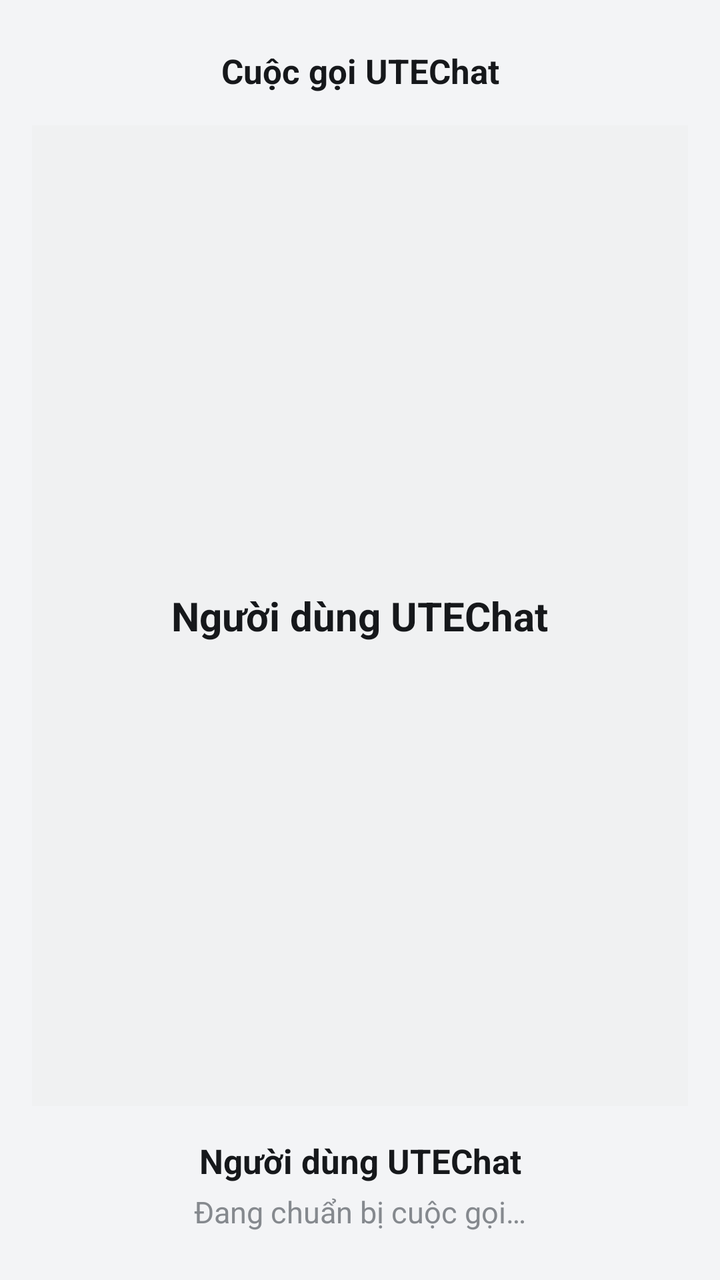
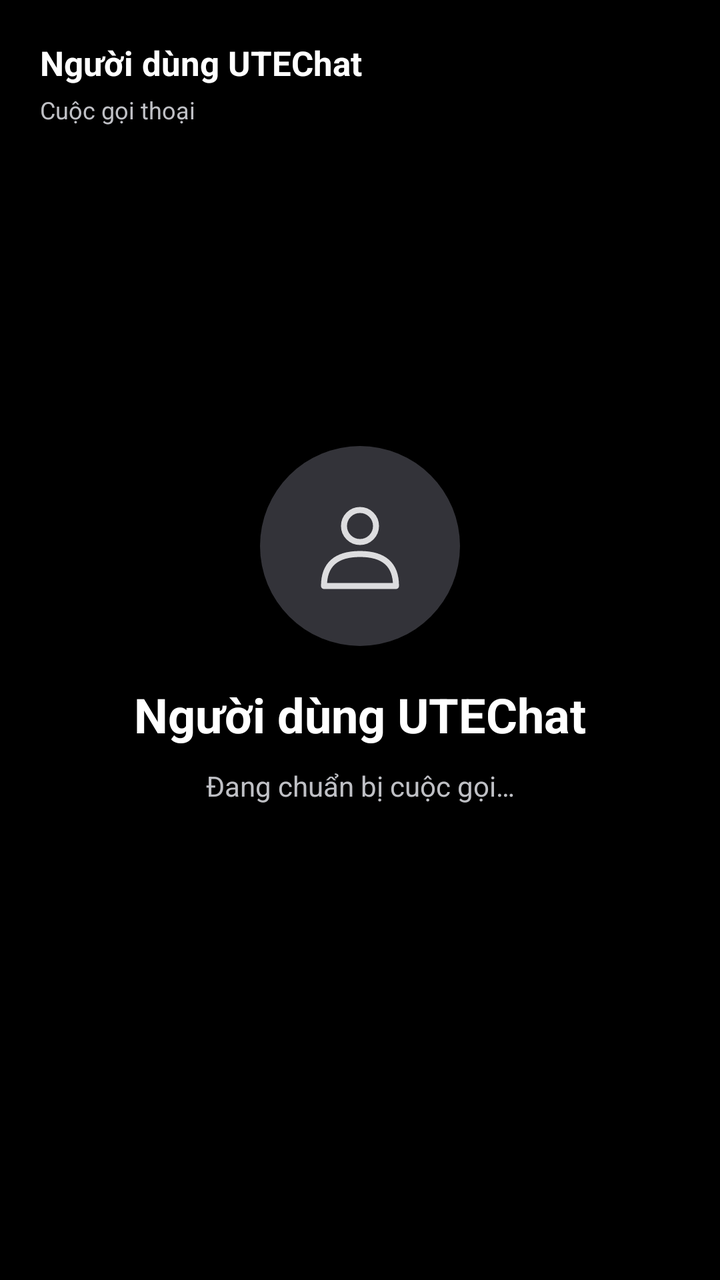

Before-and-after screenshots of an Android layout around one commit, followed by the original layout XML and the change that was made.
<!-- AndroidManifest.xml: application theme Theme.UTEChat -->
<!-- res/layout/activity_call.xml -->
<?xml version="1.0" encoding="utf-8"?>
<LinearLayout xmlns:android="http://schemas.android.com/apk/res/android"
    xmlns:app="http://schemas.android.com/apk/res-auto"
    android:layout_width="match_parent"
    android:layout_height="match_parent"
    android:background="@color/utechat_background"
    android:orientation="vertical"
    android:paddingHorizontal="@dimen/space_md"
    android:paddingTop="@dimen/space_lg"
    android:paddingBottom="@dimen/space_lg">

    <TextView
        android:id="@+id/tv_call_title"
        android:layout_width="match_parent"
        android:layout_height="wrap_content"
        android:gravity="center"
        android:text="@string/call_screen_title"
        android:textColor="@color/utechat_on_surface"
        android:textSize="@dimen/text_lg"
        android:textStyle="bold" />

    <FrameLayout
        android:layout_width="match_parent"
        android:layout_height="0dp"
        android:layout_weight="1"
        android:layout_marginTop="@dimen/space_md"
        android:background="@color/utechat_surface_variant">

        <FrameLayout
            android:id="@+id/remote_video_container"
            android:layout_width="match_parent"
            android:layout_height="match_parent"
            android:contentDescription="@string/call_remote_video_description"
            android:visibility="gone" />

        <LinearLayout
            android:id="@+id/audio_peer_state"
            android:layout_width="match_parent"
            android:layout_height="match_parent"
            android:gravity="center"
            android:orientation="vertical">

            <TextView
                android:layout_width="wrap_content"
                android:layout_height="wrap_content"
                android:accessibilityLiveRegion="polite"
                android:text="@string/call_generic_peer"
                android:textColor="@color/utechat_on_surface"
                android:textSize="@dimen/text_xl"
                android:textStyle="bold" />
        </LinearLayout>

        <FrameLayout
            android:id="@+id/local_video_container"
            android:layout_width="112dp"
            android:layout_height="156dp"
            android:layout_gravity="top|end"
            android:layout_margin="@dimen/space_sm"
            android:background="@color/utechat_surface"
            android:contentDescription="@string/call_local_video_description"
            android:elevation="4dp"
            android:visibility="gone" />
    </FrameLayout>

    <TextView
        android:id="@+id/tv_call_peer"
        android:layout_width="match_parent"
        android:layout_height="wrap_content"
        android:layout_marginTop="@dimen/space_md"
        android:gravity="center"
        android:text="@string/call_generic_peer"
        android:textColor="@color/utechat_on_surface"
        android:textSize="@dimen/text_lg"
        android:textStyle="bold" />

    <TextView
        android:id="@+id/tv_call_status"
        android:layout_width="match_parent"
        android:layout_height="wrap_content"
        android:layout_marginTop="@dimen/space_xs"
        android:accessibilityLiveRegion="polite"
        android:gravity="center"
        android:text="@string/call_state_preparing"
        android:textColor="@color/utechat_on_surface_variant"
        android:textSize="@dimen/text_md" />

    <TextView
        android:id="@+id/tv_call_error"
        android:layout_width="match_parent"
        android:layout_height="wrap_content"
        android:layout_marginTop="@dimen/space_xs"
        android:gravity="center"
        android:textColor="@color/utechat_error"
        android:textSize="@dimen/text_sm"
        android:visibility="gone" />

    <ProgressBar
        android:id="@+id/progress_call"
        android:layout_width="wrap_content"
        android:layout_height="wrap_content"
        android:layout_gravity="center_horizontal"
        android:layout_marginTop="@dimen/space_sm"
        android:contentDescription="@string/call_state_connecting"
        android:visibility="gone" />

    <LinearLayout
        android:id="@+id/incoming_actions"
        android:layout_width="match_parent"
        android:layout_height="wrap_content"
        android:layout_marginTop="@dimen/space_lg"
        android:gravity="center"
        android:orientation="horizontal"
        android:visibility="gone">

        <com.google.android.material.button.MaterialButton
            android:id="@+id/btn_reject_call"
            android:layout_width="0dp"
            android:layout_height="@dimen/touch_target_min"
            android:layout_marginEnd="@dimen/space_sm"
            android:layout_weight="1"
            android:text="@string/call_reject"
            android:textColor="@color/utechat_on_primary"
            app:backgroundTint="@color/utechat_error" />

        <com.google.android.material.button.MaterialButton
            android:id="@+id/btn_accept_call"
            android:layout_width="0dp"
            android:layout_height="@dimen/touch_target_min"
            android:layout_marginStart="@dimen/space_sm"
            android:layout_weight="1"
            android:text="@string/call_accept"
            app:backgroundTint="@color/utechat_success" />
    </LinearLayout>

    <LinearLayout
        android:id="@+id/in_call_actions"
        android:layout_width="match_parent"
        android:layout_height="wrap_content"
        android:layout_marginTop="@dimen/space_lg"
        android:gravity="center"
        android:orientation="horizontal"
        android:visibility="gone">

        <com.google.android.material.button.MaterialButton
            android:id="@+id/btn_toggle_mic"
            android:layout_width="0dp"
            android:layout_height="@dimen/touch_target_min"
            android:layout_marginEnd="4dp"
            android:layout_weight="1"
            android:contentDescription="@string/call_mic_toggle"
            android:text="@string/call_mic_toggle" />

        <com.google.android.material.button.MaterialButton
            android:id="@+id/btn_toggle_camera"
            android:layout_width="0dp"
            android:layout_height="@dimen/touch_target_min"
            android:layout_marginHorizontal="4dp"
            android:layout_weight="1"
            android:contentDescription="@string/call_camera_toggle"
            android:text="@string/call_camera_toggle"
            android:visibility="gone" />

        <com.google.android.material.button.MaterialButton
            android:id="@+id/btn_toggle_speaker"
            android:layout_width="0dp"
            android:layout_height="@dimen/touch_target_min"
            android:layout_marginHorizontal="4dp"
            android:layout_weight="1"
            android:contentDescription="@string/call_speaker_toggle"
            android:text="@string/call_speaker_toggle" />

        <com.google.android.material.button.MaterialButton
            android:id="@+id/btn_switch_camera"
            android:layout_width="0dp"
            android:layout_height="@dimen/touch_target_min"
            android:layout_marginStart="4dp"
            android:layout_weight="1"
            android:contentDescription="@string/call_switch_camera"
            android:text="@string/call_switch_camera"
            android:visibility="gone" />
    </LinearLayout>

    <com.google.android.material.button.MaterialButton
        android:id="@+id/btn_end_call"
        android:layout_width="match_parent"
        android:layout_height="@dimen/touch_target_min"
        android:layout_marginTop="@dimen/space_sm"
        android:text="@string/call_end"
        android:visibility="gone"
        app:backgroundTint="@color/utechat_error" />
</LinearLayout>
<!-- resources referenced by this layout -->
<resources>
  <color name="utechat_success">#FF15803D</color>
  <dimen name="space_lg">24dp</dimen>
  <dimen name="space_md">16dp</dimen>
  <dimen name="space_sm">8dp</dimen>
  <dimen name="space_xs">4dp</dimen>
  <dimen name="text_lg">17sp</dimen>
  <dimen name="text_md">15sp</dimen>
  <dimen name="text_sm">13sp</dimen>
  <dimen name="text_xl">20sp</dimen>
  <dimen name="touch_target_min">48dp</dimen>
  <string name="call_screen_title">Cuộc gọi UTEChat</string>
  <!-- unchanged entries left out for length: 25 -->
</resources>

<!-- the commit's change to res/layout/activity_call.xml (unified diff, before → after) -->
@@ -1,191 +1,65 @@
 <?xml version="1.0" encoding="utf-8"?>
-<LinearLayout xmlns:android="http://schemas.android.com/apk/res/android"
+<androidx.constraintlayout.widget.ConstraintLayout xmlns:android="http://schemas.android.com/apk/res/android"
     xmlns:app="http://schemas.android.com/apk/res-auto"
-    android:layout_width="match_parent"
-    android:layout_height="match_parent"
-    android:background="@color/utechat_background"
-    android:orientation="vertical"
-    android:paddingHorizontal="@dimen/space_md"
-    android:paddingTop="@dimen/space_lg"
-    android:paddingBottom="@dimen/space_lg">
-
-    <TextView
-        android:id="@+id/tv_call_title"
-        android:layout_width="match_parent"
-        android:layout_height="wrap_content"
-        android:gravity="center"
-        android:text="@string/call_screen_title"
-        android:textColor="@color/utechat_on_surface"
-        android:textSize="@dimen/text_lg"
-        android:textStyle="bold" />
-
-    <FrameLayout
-        android:layout_width="match_parent"
-        android:layout_height="0dp"
-        android:layout_weight="1"
-        android:layout_marginTop="@dimen/space_md"
-        android:background="@color/utechat_surface_variant">
-
-        <FrameLayout
-            android:id="@+id/remote_video_container"
-            android:layout_width="match_parent"
-            android:layout_height="match_parent"
-            android:contentDescription="@string/call_remote_video_description"
-            android:visibility="gone" />
-
-        <LinearLayout
-            android:id="@+id/audio_peer_state"
-            android:layout_width="match_parent"
-            android:layout_height="match_parent"
-            android:gravity="center"
-            android:orientation="vertical">
-
-            <TextView
-                android:layout_width="wrap_content"
-                android:layout_height="wrap_content"
-                android:accessibilityLiveRegion="polite"
-                android:text="@string/call_generic_peer"
-                android:textColor="@color/utechat_on_surface"
-                android:textSize="@dimen/text_xl"
-                android:textStyle="bold" />
+    android:id="@+id/call_root"
+    android:layout_width="match_parent" android:layout_height="match_parent" android:background="#000000">
+    <FrameLayout android:id="@+id/remote_video_container"
+        android:layout_width="0dp" android:layout_height="0dp"
+        android:contentDescription="@string/call_remote_video_description" android:visibility="gone"
+        app:layout_constraintTop_toTopOf="parent" app:layout_constraintBottom_toBottomOf="parent"
+        app:layout_constraintStart_toStartOf="parent" app:layout_constraintEnd_toEndOf="parent" />
+    <LinearLayout android:id="@+id/call_header" android:layout_width="0dp" android:layout_height="wrap_content"
+        android:orientation="vertical" android:padding="20dp"
+        app:layout_constraintTop_toTopOf="parent" app:layout_constraintStart_toStartOf="parent" app:layout_constraintEnd_toEndOf="parent">
+        <TextView android:id="@+id/tv_call_peer" android:layout_width="match_parent" android:layout_height="wrap_content"
+            android:text="@string/call_generic_peer" android:textColor="#FFFFFF" android:textSize="17sp" android:textStyle="bold" android:maxLines="1" android:ellipsize="end" />
+        <TextView android:id="@+id/tv_call_title" android:layout_width="match_parent" android:layout_height="wrap_content"
+            android:layout_marginTop="4dp" android:text="@string/call_audio_title" android:textColor="#BFC0C5" android:textSize="12sp" />
+        <TextView android:id="@+id/tv_call_header_status" android:layout_width="match_parent" android:layout_height="wrap_content"
+            android:layout_marginTop="4dp" android:textColor="#BFC0C5" android:textSize="12sp" android:visibility="gone" />
+    </LinearLayout>
+    <LinearLayout android:id="@+id/audio_peer_state" android:layout_width="0dp" android:layout_height="wrap_content"
+        android:orientation="vertical" android:gravity="center" android:paddingHorizontal="28dp"
+        app:layout_constraintTop_toBottomOf="@id/call_header" app:layout_constraintBottom_toTopOf="@id/call_controls"
+        app:layout_constraintStart_toStartOf="parent" app:layout_constraintEnd_toEndOf="parent" app:layout_constraintVertical_bias="0.42">
+        <ImageView android:id="@+id/iv_call_avatar" android:layout_width="100dp" android:layout_height="100dp"
+            android:background="@drawable/bg_call_avatar" android:src="@drawable/ic_nav_profile"
+            android:padding="26dp" android:tint="#DDDDDF" android:contentDescription="@string/cd_avatar" />
+        <TextView android:id="@+id/tv_audio_peer_name" android:layout_width="match_parent" android:layout_height="wrap_content"
+            android:layout_marginTop="18dp" android:gravity="center" android:text="@string/call_generic_peer"
+            android:textColor="#FFFFFF" android:textSize="24sp" android:textStyle="bold" />
+        <TextView android:id="@+id/tv_call_status" android:layout_width="match_parent" android:layout_height="wrap_content"
+            android:layout_marginTop="10dp" android:gravity="center" android:accessibilityLiveRegion="polite"
+            android:text="@string/call_state_preparing" android:textColor="#BFC0C5" android:textSize="14sp" />
+        <ProgressBar android:id="@+id/progress_call" android:layout_width="24dp" android:layout_height="24dp"
+            android:layout_marginTop="16dp" android:indeterminateTint="#FFFFFF" android:visibility="gone" android:contentDescription="@string/call_state_connecting" />
+        <TextView android:id="@+id/tv_call_error" android:layout_width="match_parent" android:layout_height="wrap_content"
+            android:layout_marginTop="12dp" android:gravity="center" android:textColor="#FFB4AB" android:textSize="13sp" android:visibility="gone" />
+    </LinearLayout>
+    <FrameLayout android:id="@+id/local_video_container" android:layout_width="112dp" android:layout_height="152dp"
+        android:layout_marginEnd="16dp" android:layout_marginBottom="20dp" android:background="@drawable/bg_call_preview"
+        android:clipToOutline="true" android:elevation="6dp" android:visibility="gone" android:contentDescription="@string/call_local_video_description"
+        app:layout_constraintEnd_toEndOf="parent" app:layout_constraintBottom_toTopOf="@id/call_controls" />
+    <LinearLayout android:id="@+id/call_controls" android:layout_width="0dp" android:layout_height="wrap_content"
+        android:orientation="vertical" android:gravity="center" android:paddingTop="16dp" android:paddingBottom="28dp" android:paddingHorizontal="12dp"
+        app:layout_constraintStart_toStartOf="parent" app:layout_constraintEnd_toEndOf="parent" app:layout_constraintBottom_toBottomOf="parent">
+        <LinearLayout android:layout_width="match_parent" android:layout_height="wrap_content" android:gravity="center" android:orientation="horizontal">
+            <LinearLayout android:id="@+id/in_call_actions" android:layout_width="wrap_content" android:layout_height="wrap_content"
+                android:gravity="center" android:orientation="horizontal" android:visibility="gone">
+                <ImageButton android:id="@+id/btn_toggle_speaker" style="@style/CallControlButton" android:src="@drawable/ic_call_speaker" android:contentDescription="@string/call_speaker_toggle" />
+                <ImageButton android:id="@+id/btn_switch_camera" style="@style/CallControlButton" android:src="@drawable/ic_call_switch_camera" android:contentDescription="@string/call_switch_camera" android:visibility="gone" />
+                <ImageButton android:id="@+id/btn_toggle_camera" style="@style/CallControlButton" android:src="@drawable/ic_video_outline" android:contentDescription="@string/call_camera_toggle" android:visibility="gone" />
+                <ImageButton android:id="@+id/btn_toggle_mic" style="@style/CallControlButton" android:src="@drawable/ic_call_mic" android:contentDescription="@string/call_mic_toggle" />
+            </LinearLayout>
+            <ImageButton android:id="@+id/btn_end_call" style="@style/CallControlButton" android:background="@drawable/bg_call_end"
+                android:src="@drawable/ic_call_hangup" android:tint="#FFFFFF" android:contentDescription="@string/call_end" android:visibility="gone" />
         </LinearLayout>
-
-        <FrameLayout
-            android:id="@+id/local_video_container"
-            android:layout_width="112dp"
-            android:layout_height="156dp"
-            android:layout_gravity="top|end"
-            android:layout_margin="@dimen/space_sm"
-            android:background="@color/utechat_surface"
-            android:contentDescription="@string/call_local_video_description"
-            android:elevation="4dp"
-            android:visibility="gone" />
-    </FrameLayout>
-
-    <TextView
-        android:id="@+id/tv_call_peer"
-        android:layout_width="match_parent"
-        android:layout_height="wrap_content"
-        android:layout_marginTop="@dimen/space_md"
-        android:gravity="center"
-        android:text="@string/call_generic_peer"
-        android:textColor="@color/utechat_on_surface"
-        android:textSize="@dimen/text_lg"
-        android:textStyle="bold" />
-
-    <TextView
-        android:id="@+id/tv_call_status"
-        android:layout_width="match_parent"
-        android:layout_height="wrap_content"
-        android:layout_marginTop="@dimen/space_xs"
-        android:accessibilityLiveRegion="polite"
-        android:gravity="center"
-        android:text="@string/call_state_preparing"
-        android:textColor="@color/utechat_on_surface_variant"
-        android:textSize="@dimen/text_md" />
-
-    <TextView
-        android:id="@+id/tv_call_error"
-        android:layout_width="match_parent"
-        android:layout_height="wrap_content"
-        android:layout_marginTop="@dimen/space_xs"
-        android:gravity="center"
-        android:textColor="@color/utechat_error"
-        android:textSize="@dimen/text_sm"
-        android:visibility="gone" />
-
-    <ProgressBar
-        android:id="@+id/progress_call"
-        android:layout_width="wrap_content"
-        android:layout_height="wrap_content"
-        android:layout_gravity="center_horizontal"
-        android:layout_marginTop="@dimen/space_sm"
-        android:contentDescription="@string/call_state_connecting"
-        android:visibility="gone" />
-
-    <LinearLayout
-        android:id="@+id/incoming_actions"
-        android:layout_width="match_parent"
-        android:layout_height="wrap_content"
-        android:layout_marginTop="@dimen/space_lg"
-        android:gravity="center"
-        android:orientation="horizontal"
-        android:visibility="gone">
-
-        <com.google.android.material.button.MaterialButton
-            android:id="@+id/btn_reject_call"
-            android:layout_width="0dp"
-            android:layout_height="@dimen/touch_target_min"
-            android:layout_marginEnd="@dimen/space_sm"
-            android:layout_weight="1"
-            android:text="@string/call_reject"
-            android:textColor="@color/utechat_on_primary"
-            app:backgroundTint="@color/utechat_error" />
-
-        <com.google.android.material.button.MaterialButton
-            android:id="@+id/btn_accept_call"
-            android:layout_width="0dp"
-            android:layout_height="@dimen/touch_target_min"
-            android:layout_marginStart="@dimen/space_sm"
-            android:layout_weight="1"
-            android:text="@string/call_accept"
-            app:backgroundTint="@color/utechat_success" />
+        <LinearLayout android:id="@+id/incoming_actions" android:layout_width="match_parent" android:layout_height="wrap_content"
+            android:gravity="center" android:orientation="horizontal" android:visibility="gone" android:layout_marginTop="16dp">
+            <com.google.android.material.button.MaterialButton android:id="@+id/btn_reject_call" android:layout_width="0dp" android:layout_height="56dp"
+                android:layout_weight="1" android:layout_marginEnd="8dp" android:text="@string/call_reject" android:textColor="#FFFFFF" app:backgroundTint="#E52737" app:cornerRadius="28dp" />
+            <com.google.android.material.button.MaterialButton android:id="@+id/btn_accept_call" android:layout_width="0dp" android:layout_height="56dp"
+                android:layout_weight="1" android:layout_marginStart="8dp" android:text="@string/call_accept" android:textColor="#FFFFFF" app:backgroundTint="#24A861" app:cornerRadius="28dp" />
+        </LinearLayout>
     </LinearLayout>
-
-    <LinearLayout
-        android:id="@+id/in_call_actions"
-        android:layout_width="match_parent"
-        android:layout_height="wrap_content"
-        android:layout_marginTop="@dimen/space_lg"
-        android:gravity="center"
-        android:orientation="horizontal"
-        android:visibility="gone">
-
-        <com.google.android.material.button.MaterialButton
-            android:id="@+id/btn_toggle_mic"
-            android:layout_width="0dp"
-            android:layout_height="@dimen/touch_target_min"
-            android:layout_marginEnd="4dp"
-            android:layout_weight="1"
-            android:contentDescription="@string/call_mic_toggle"
-            android:text="@string/call_mic_toggle" />
-
-        <com.google.android.material.button.MaterialButton
-            android:id="@+id/btn_toggle_camera"
-            android:layout_width="0dp"
-            android:layout_height="@dimen/touch_target_min"
-            android:layout_marginHorizontal="4dp"
-            android:layout_weight="1"
-            android:contentDescription="@string/call_camera_toggle"
-            android:text="@string/call_camera_toggle"
-            android:visibility="gone" />
-
-        <com.google.android.material.button.MaterialButton
-            android:id="@+id/btn_toggle_speaker"
-            android:layout_width="0dp"
-            android:layout_height="@dimen/touch_target_min"
-            android:layout_marginHorizontal="4dp"
-            android:layout_weight="1"
-            android:contentDescription="@string/call_speaker_toggle"
-            android:text="@string/call_speaker_toggle" />
-
-        <com.google.android.material.button.MaterialButton
-            android:id="@+id/btn_switch_camera"
-            android:layout_width="0dp"
-            android:layout_height="@dimen/touch_target_min"
-            android:layout_marginStart="4dp"
-            android:layout_weight="1"
-            android:contentDescription="@string/call_switch_camera"
-            android:text="@string/call_switch_camera"
-            android:visibility="gone" />
-    </LinearLayout>
-
-    <com.google.android.material.button.MaterialButton
-        android:id="@+id/btn_end_call"
-        android:layout_width="match_parent"
-        android:layout_height="@dimen/touch_target_min"
-        android:layout_marginTop="@dimen/space_sm"
-        android:text="@string/call_end"
-        android:visibility="gone"
-        app:backgroundTint="@color/utechat_error" />
-</LinearLayout>
+</androidx.constraintlayout.widget.ConstraintLayout>
<!-- resource entries referenced after the edit -->
@@ -1,16 +1,59 @@
 <!-- resources referenced by this layout -->
 <resources>
-  <color name="utechat_success">#FF15803D</color>
-  <dimen name="space_lg">24dp</dimen>
-  <dimen name="space_md">16dp</dimen>
-  <dimen name="space_sm">8dp</dimen>
-  <dimen name="space_xs">4dp</dimen>
-  <dimen name="text_lg">17sp</dimen>
-  <dimen name="text_md">15sp</dimen>
-  <dimen name="text_sm">13sp</dimen>
-  <dimen name="text_xl">20sp</dimen>
-  <dimen name="touch_target_min">48dp</dimen>
-  <string name="call_screen_title">Cuộc gọi UTEChat</string>
+  <!-- drawable bg_call_avatar (drawable) -->
+  <shape xmlns:android="http://schemas.android.com/apk/res/android" android:shape="oval"><solid android:color="#333339" /></shape>
+  <!-- drawable bg_call_end (drawable) -->
+  <shape xmlns:android="http://schemas.android.com/apk/res/android" android:shape="oval"><solid android:color="#EB2637" /></shape>
+  <!-- drawable bg_call_preview (drawable) -->
+  <shape xmlns:android="http://schemas.android.com/apk/res/android"><solid android:color="#202023" /><corners android:radius="16dp" /></shape>
+  <!-- drawable ic_call_hangup (drawable) -->
+  <vector xmlns:android="http://schemas.android.com/apk/res/android" android:width="24dp" android:height="24dp" android:viewportWidth="24" android:viewportHeight="24"><path android:fillColor="#FFFFFF" android:pathData="M2,12Q12,2 22,12L21,17L16,15L16,11Q12,9 8,11L8,15L3,17Z" /></vector>
+  <!-- drawable ic_call_mic (drawable) -->
+  <vector xmlns:android="http://schemas.android.com/apk/res/android" android:width="24dp" android:height="24dp" android:viewportWidth="24" android:viewportHeight="24"><path android:fillColor="@android:color/transparent" android:strokeColor="#FFFFFF" android:strokeWidth="1.8" android:strokeLineCap="round" android:pathData="M9,5 A3,3 0,0 1,15 5 L15,12 A3,3 0,0 1,9 12 Z M5,11 L5,12 A7,7 0,0 0,19 12 L19,11 M12,19 L12,22 M8,22 L16,22" /></vector>
+  <!-- drawable ic_call_speaker (drawable) -->
+  <vector xmlns:android="http://schemas.android.com/apk/res/android" android:width="24dp" android:height="24dp" android:viewportWidth="24" android:viewportHeight="24"><path android:fillColor="@android:color/transparent" android:strokeColor="#FFFFFF" android:strokeWidth="1.6" android:strokeLineJoin="round" android:strokeLineCap="round" android:pathData="M2,9 L6,9 L12,4 L12,20 L6,15 L2,15 Z M16,8 Q21,12 16,16 M19,4 Q27,12 19,20" /></vector>
+  <!-- drawable ic_call_switch_camera (drawable) -->
+  <vector xmlns:android="http://schemas.android.com/apk/res/android" android:width="24dp" android:height="24dp" android:viewportWidth="24" android:viewportHeight="24"><path android:fillColor="@android:color/transparent" android:strokeColor="#FFFFFF" android:strokeWidth="1.6" android:strokeLineJoin="round" android:strokeLineCap="round" android:pathData="M3,5 L7,5 L9,2 L15,2 L17,5 L21,5 L21,21 L3,21 Z M7,13 Q12,7 17,13 M17,10 L17,13 L14,13 M17,16 Q12,21 7,16 M7,19 L7,16 L10,16" /></vector>
+  <!-- drawable ic_nav_profile (drawable) -->
+  <vector xmlns:android="http://schemas.android.com/apk/res/android"
+      android:width="24dp"
+      android:height="24dp"
+      android:viewportWidth="24"
+      android:viewportHeight="24"><path
+      android:pathData="M16,7 A4,4 0,1 1,8 7 A4,4 0,1 1,16 7 M3,22 Q3,14 12,14 Q21,14 21,22 Z"
+      android:fillColor="@android:color/transparent"
+      android:strokeColor="#FF000000"
+      android:strokeWidth="1.5"
+      android:strokeLineCap="round"
+      android:strokeLineJoin="round" /></vector>
+  <!-- drawable ic_video_outline (drawable) -->
+  <vector xmlns:android="http://schemas.android.com/apk/res/android"
+      android:width="24dp"
+      android:height="24dp"
+      android:viewportWidth="24"
+      android:viewportHeight="24"><path
+      android:pathData="M4,5 L15,5 Q17,5 17,7 L17,17 Q17,19 15,19 L4,19 Q2,19 2,17 L2,7 Q2,5 4,5 Z M17,9 L22,6 L22,18 L17,15"
+      android:fillColor="@android:color/transparent"
+      android:strokeColor="#FF000000"
+      android:strokeWidth="1.5"
+      android:strokeLineCap="round"
+      android:strokeLineJoin="round" /></vector>
+  <string name="call_audio_title">Cuộc gọi thoại</string>
+  <string name="cd_avatar">Ảnh đại diện</string>
+  <style name="CallControlButton">
+          <item name="android:layout_width">48dp</item>
+          <item name="android:layout_height">48dp</item>
+          <item name="android:layout_marginHorizontal">4dp</item>
+          <item name="android:padding">13dp</item>
+          <item name="android:background">@drawable/bg_call_control</item>
+          <item name="android:tint">@color/call_control_tint</item>
+          <item name="android:foreground">?attr/selectableItemBackgroundBorderless</item>
+      </style>
+  <!-- drawable bg_call_control (drawable) -->
+  <selector xmlns:android="http://schemas.android.com/apk/res/android">
+      <item android:state_selected="true"><shape android:shape="oval"><solid android:color="#EEEEF1" /></shape></item>
+      <item><shape android:shape="oval"><solid android:color="#29292C" /></shape></item>
+  </selector>
   <!-- unchanged entries left out for length: 25 -->
 </resources>
 
